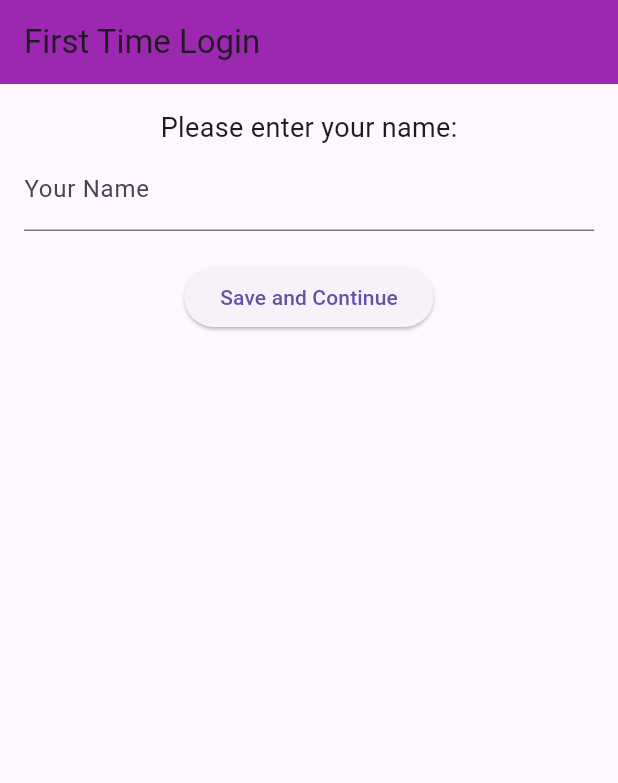
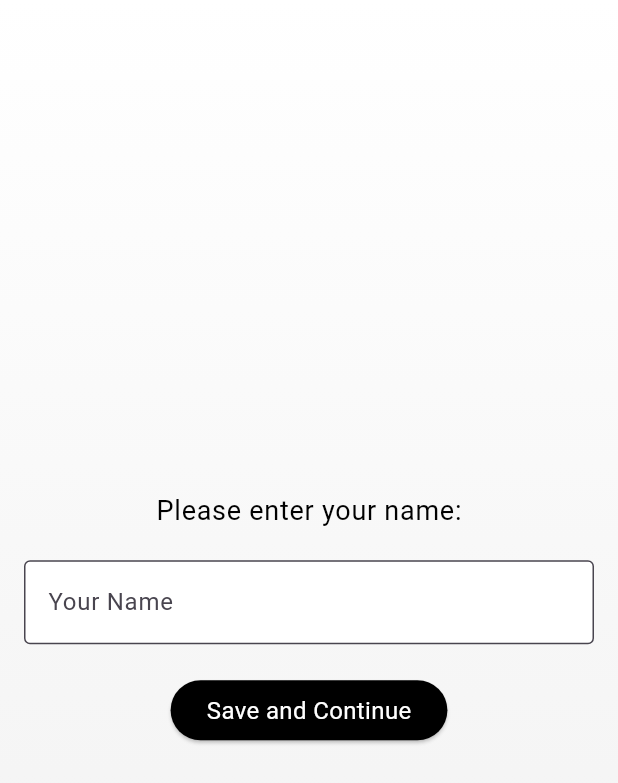
Before and after one commit to Socrates310/test_app, a Flutter app: the screen it shows after launch, after a tap on "Save and Continue", on a phone screen of 412 x 824 dp. Shown: the top 783 px of the screen. Run offline on Flutter 3.47's test engine with Material 3 defaults, Android fonts, the phone set to English and light mode, and no system bars; our stand-ins replace device_info_plus, shared_preferences; missing offline and left inert: filesystem_picker, flutter_p2p_connection.

Commit message:
Update first_time_login.dart

```diff
--- a/lib/screens/first_time_login.dart
+++ b/lib/screens/first_time_login.dart
@@ -1,8 +1,113 @@
 import 'package:flutter/material.dart';
 import 'package:shared_preferences/shared_preferences.dart';
-import 'homepage.dart'; // Correct import
+import 'homepage.dart';
 import 'package:device_info_plus/device_info_plus.dart';
-import 'dart:io'; // Import dart:io to check platform
+import 'dart:io';
+
+void main() {
+  runApp(const MyApp());
+}
+
+class MyApp extends StatelessWidget {
+  const MyApp({super.key});
+
+  @override
+  Widget build(BuildContext context) {
+    return MaterialApp(
+      title: 'ConnectX',
+      theme: ThemeData(
+        brightness: Brightness.light,
+        primaryColor: Colors.black,
+        scaffoldBackgroundColor: Colors.white,
+        textTheme: TextTheme(
+          headlineLarge: TextStyle(
+            fontFamily: 'Roboto',
+            fontSize: 24,
+            fontWeight: FontWeight.bold,
+            color: Colors.black,
+          ),
+          bodyLarge: TextStyle(
+            fontFamily: 'Roboto',
+            fontSize: 16,
+            fontWeight: FontWeight.normal,
+            color: Colors.black,
+          ),
+          bodyMedium: TextStyle(
+            fontFamily: 'Roboto',
+            fontSize: 14,
+            fontWeight: FontWeight.normal,
+            color: Colors.black,
+          ),
+        ),
+      ),
+      home: const SplashScreen(),
+    );
+  }
+}
+
+class SplashScreen extends StatefulWidget {
+  const SplashScreen({super.key});
+
+  @override
+  State<SplashScreen> createState() => _SplashScreenState();
+}
+
+class _SplashScreenState extends State<SplashScreen> {
+  @override
+  void initState() {
+    super.initState();
+    _navigateToNextPage();
+  }
+
+  void _navigateToNextPage() async {
+    await Future.delayed(const Duration(seconds: 1, milliseconds: 500)); // Reduced time to 1.5 seconds
+    final prefs = await SharedPreferences.getInstance();
+    final isFirstTime = prefs.getBool('isFirstTime') ?? true;
+
+    if (mounted) {
+      Navigator.pushReplacement(
+        context,
+        MaterialPageRoute(
+          builder: (context) =>
+              isFirstTime ? const FirstTimeLoginPage() : const MyHomePage(title: 'ConnectX'),
+        ),
+      );
+    }
+  }
+
+  @override
+  Widget build(BuildContext context) {
+    return Scaffold(
+      body: Container(
+        decoration: const BoxDecoration(
+          gradient: LinearGradient(
+            colors: [Colors.white, Color(0xFFEFEFEF)], // Subtle gray gradient
+            begin: Alignment.topCenter,
+            end: Alignment.bottomCenter,
+          ),
+        ),
+        child: Center(
+          child: Text(
+            'ConnectX',
+            style: Theme.of(context).textTheme.headlineLarge?.copyWith(
+              fontFamily: 'Roboto',
+              fontSize: 36,
+              fontWeight: FontWeight.w600,
+              color: Colors.black,
+              shadows: [
+                Shadow(
+                  color: Colors.grey.shade400,
+                  offset: const Offset(0, 2),
+                  blurRadius: 4,
+                ),
+              ],
+            ),
+          ),
+        ),
+      ),
+    );
+  }
+}
 
 class FirstTimeLoginPage extends StatefulWidget {
   const FirstTimeLoginPage({super.key});
@@ -21,25 +126,22 @@ class _FirstTimeLoginPageState extends State<FirstTimeLoginPage> {
     _getDeviceName();
   }
 
-  // Fetch the device name and set it in the text field
   void _getDeviceName() async {
-    String deviceName = 'User'; // Default value if device name is not available
+    String deviceName = 'User';
 
-    // Check if the platform is Android or iOS and fetch device info accordingly
     if (Platform.isAndroid) {
       final androidInfo = await deviceInfoPlugin.androidInfo;
-      deviceName = androidInfo.model;  // Default to 'User' if model is null
+      deviceName = androidInfo.model ?? 'User';
     } else if (Platform.isIOS) {
       final iosInfo = await deviceInfoPlugin.iosInfo;
-      deviceName = iosInfo.name;  // Default to 'User' if name is null
+      deviceName = iosInfo.name ?? 'User';
     }
 
     if (mounted) {
-      _nameController.text = deviceName; // Set the fetched device name
+      _nameController.text = deviceName;
     }
   }
 
-  // Save the username and navigate to the home page
   void _saveUserName() async {
     final String userName = _nameController.text;
     if (userName.isNotEmpty) {
@@ -61,27 +163,59 @@ class _FirstTimeLoginPageState extends State<FirstTimeLoginPage> {
   @override
   Widget build(BuildContext context) {
     return Scaffold(
-      appBar: AppBar(
-        title: const Text('First Time Login'),
+      body: Container(
+        decoration: const BoxDecoration(
+          gradient: LinearGradient(
+            colors: [Colors.white, Color(0xFFEFEFEF)], // Subtle gray gradient
+            begin: Alignment.topCenter,
+            end: Alignment.bottomCenter,
           ),
-      body: Padding(
+        ),
+        child: Center(
+          child: Padding(
             padding: const EdgeInsets.all(16.0),
             child: Column(
+              mainAxisAlignment: MainAxisAlignment.center,
               children: [
-            const Text(
+                Text(
                   'Please enter your name:',
-              style: TextStyle(fontSize: 18),
+                  style: Theme.of(context).textTheme.bodyLarge?.copyWith(
+                    fontFamily: 'Roboto',
+                    fontSize: 18,
+                    fontWeight: FontWeight.normal,
+                    color: Colors.black,
                   ),
+                ),
+                const SizedBox(height: 20),
                 TextField(
                   controller: _nameController,
-              decoration: const InputDecoration(labelText: 'Your Name'),
+                  decoration: const InputDecoration(
+                    labelText: 'Your Name',
+                    filled: true,
+                    fillColor: Colors.white,
+                    border: OutlineInputBorder(),
+                  ),
                 ),
                 const SizedBox(height: 20),
                 ElevatedButton(
+                  style: ElevatedButton.styleFrom(
+                    backgroundColor: Colors.black,
+                    foregroundColor: Colors.white,
+                  ),
                   onPressed: _saveUserName,
-              child: const Text('Save and Continue'),
+                  child: Text(
+                    'Save and Continue',
+                    style: Theme.of(context).textTheme.bodyMedium?.copyWith(
+                      fontFamily: 'Roboto',
+                      fontSize: 16,
+                      fontWeight: FontWeight.normal,
+                      color: Colors.white,
+                    ),
+                  ),
                 ),
               ],
+            ),
+          ),
         ),
       ),
     );
```
Lines whose indentation alone changed are shown as unchanged.
